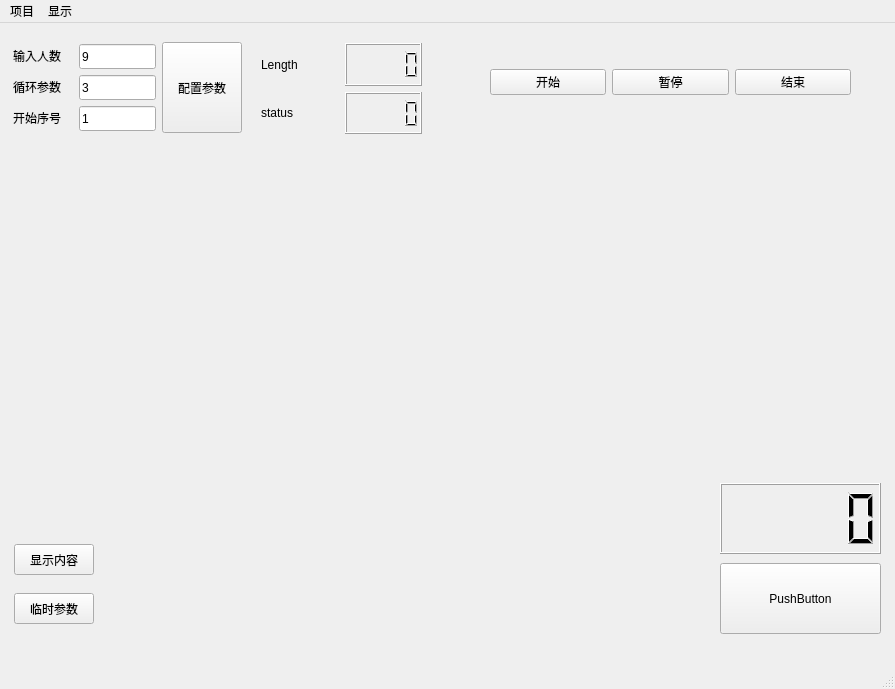
Before: the Qt Designer form mainwindow.ui in luzhaozhang2276/Josephus, drawn with Qt 5.
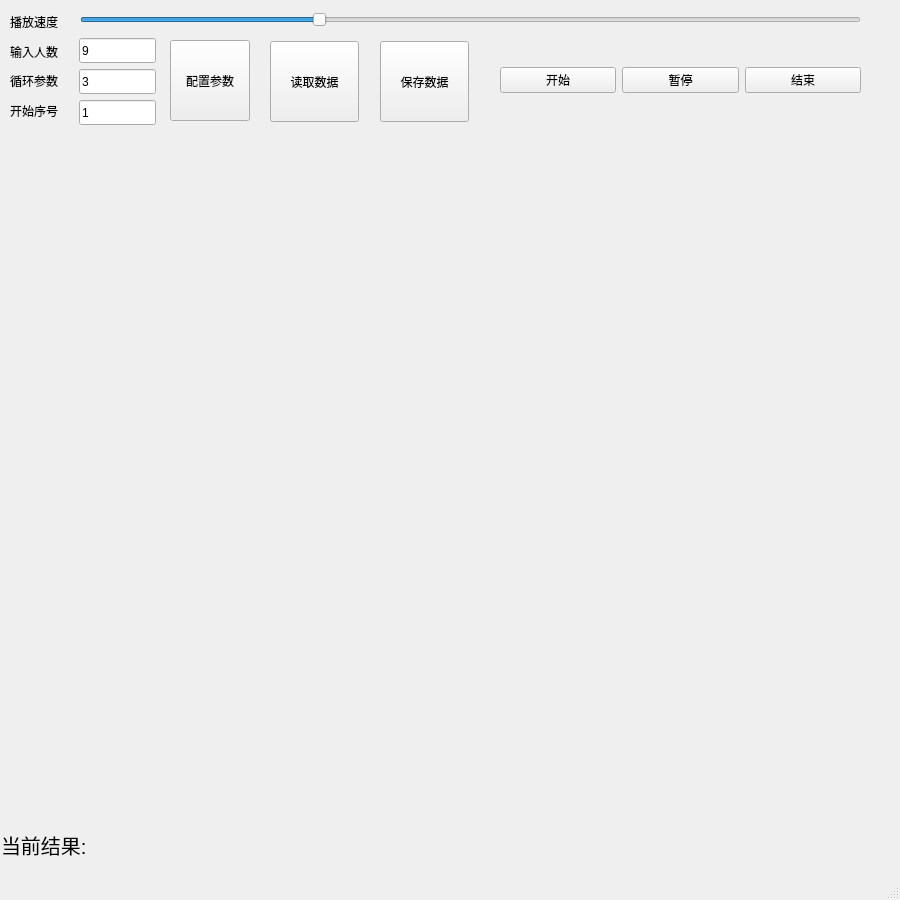
After: the same form once the commit is applied.

```diff
--- a/mainwindow.ui
+++ b/mainwindow.ui
@@ -6,90 +6,19 @@
    <rect>
     <x>0</x>
     <y>0</y>
-    <width>895</width>
-    <height>689</height>
+    <width>900</width>
+    <height>900</height>
    </rect>
   </property>
   <property name="windowTitle">
    <string>MainWindow</string>
   </property>
   <widget class="QWidget" name="centralwidget">
-   <widget class="QPushButton" name="pushButton">
-    <property name="geometry">
-     <rect>
-      <x>14</x>
-      <y>521</y>
-      <width>80</width>
-      <height>31</height>
-     </rect>
-    </property>
-    <property name="text">
-     <string>显示内容</string>
-    </property>
-    <property name="checkable">
-     <bool>true</bool>
-    </property>
-    <property name="checked">
-     <bool>false</bool>
-    </property>
-   </widget>
-   <widget class="QLabel" name="label">
-    <property name="geometry">
-     <rect>
-      <x>100</x>
-      <y>521</y>
-      <width>271</width>
-      <height>31</height>
-     </rect>
-    </property>
-    <property name="text">
-     <string/>
-    </property>
-   </widget>
-   <widget class="QPushButton" name="pushButton_2">
-    <property name="geometry">
-     <rect>
-      <x>14</x>
-      <y>570</y>
-      <width>80</width>
-      <height>31</height>
-     </rect>
-    </property>
-    <property name="text">
-     <string>临时参数</string>
-    </property>
-   </widget>
-   <widget class="QLabel" name="label_2">
-    <property name="geometry">
-     <rect>
-      <x>100</x>
-      <y>570</y>
-      <width>271</width>
-      <height>31</height>
-     </rect>
-    </property>
-    <property name="text">
-     <string/>
-    </property>
-   </widget>
-   <widget class="QLabel" name="label_initial_value">
-    <property name="geometry">
-     <rect>
-      <x>13</x>
-      <y>21</y>
-      <width>60</width>
-      <height>23</height>
-     </rect>
-    </property>
-    <property name="text">
-     <string>输入人数</string>
-    </property>
-   </widget>
    <widget class="QLineEdit" name="lineEdit_initial_value">
     <property name="geometry">
      <rect>
       <x>79</x>
-      <y>21</y>
+      <y>38</y>
       <width>77</width>
       <height>25</height>
      </rect>
@@ -98,24 +27,11 @@
      <string>9</string>
     </property>
    </widget>
-   <widget class="QLabel" name="label_circulate_value">
-    <property name="geometry">
-     <rect>
-      <x>13</x>
-      <y>52</y>
-      <width>60</width>
-      <height>23</height>
-     </rect>
-    </property>
-    <property name="text">
-     <string>循环参数</string>
-    </property>
-   </widget>
    <widget class="QLineEdit" name="lineEdit_circulate_value">
     <property name="geometry">
      <rect>
       <x>79</x>
-      <y>52</y>
+      <y>69</y>
       <width>77</width>
       <height>25</height>
      </rect>
@@ -124,47 +40,11 @@
      <string>3</string>
     </property>
    </widget>
-   <widget class="QPushButton" name="pushButton_3">
-    <property name="geometry">
-     <rect>
-      <x>720</x>
-      <y>540</y>
-      <width>161</width>
-      <height>71</height>
-     </rect>
-    </property>
-    <property name="text">
-     <string>PushButton</string>
-    </property>
-   </widget>
-   <widget class="QLCDNumber" name="lcdNumber">
-    <property name="geometry">
-     <rect>
-      <x>720</x>
-      <y>460</y>
-      <width>161</width>
-      <height>71</height>
-     </rect>
-    </property>
-   </widget>
-   <widget class="QLabel" name="label_start_value">
-    <property name="geometry">
-     <rect>
-      <x>13</x>
-      <y>83</y>
-      <width>60</width>
-      <height>23</height>
-     </rect>
-    </property>
-    <property name="text">
-     <string>开始序号</string>
-    </property>
-   </widget>
    <widget class="QLineEdit" name="lineEdit_start_value">
     <property name="geometry">
      <rect>
       <x>79</x>
-      <y>83</y>
+      <y>100</y>
       <width>77</width>
       <height>25</height>
      </rect>
@@ -176,40 +56,8 @@
    <widget class="QWidget" name="layoutWidget">
     <property name="geometry">
      <rect>
-      <x>261</x>
-      <y>20</y>
-      <width>161</width>
-      <height>91</height>
-     </rect>
-    </property>
-    <layout class="QGridLayout" name="gridLayout">
-     <item row="0" column="0">
-      <widget class="QLabel" name="label_length">
-       <property name="text">
-        <string>Length</string>
-       </property>
-      </widget>
-     </item>
-     <item row="0" column="1">
-      <widget class="QLCDNumber" name="lcdNumber_length"/>
-     </item>
-     <item row="1" column="0">
-      <widget class="QLabel" name="label_status">
-       <property name="text">
-        <string>status</string>
-       </property>
-      </widget>
-     </item>
-     <item row="1" column="1">
-      <widget class="QLCDNumber" name="lcdNumber_status"/>
-     </item>
-    </layout>
-   </widget>
-   <widget class="QWidget" name="layoutWidget">
-    <property name="geometry">
-     <rect>
-      <x>490</x>
-      <y>9</y>
+      <x>500</x>
+      <y>30</y>
       <width>361</width>
       <height>101</height>
      </rect>
@@ -241,42 +89,136 @@
    <widget class="QPushButton" name="pushButton_configuration">
     <property name="geometry">
      <rect>
-      <x>162</x>
-      <y>19</y>
+      <x>170</x>
+      <y>40</y>
       <width>80</width>
-      <height>91</height>
+      <height>81</height>
      </rect>
     </property>
     <property name="text">
      <string>配置参数</string>
     </property>
    </widget>
+   <widget class="QPushButton" name="pushButton_loadfile">
+    <property name="geometry">
+     <rect>
+      <x>270</x>
+      <y>41</y>
+      <width>89</width>
+      <height>81</height>
+     </rect>
+    </property>
+    <property name="text">
+     <string>读取数据</string>
+    </property>
+   </widget>
+   <widget class="QPushButton" name="pushButton_savefile">
+    <property name="geometry">
+     <rect>
+      <x>380</x>
+      <y>41</y>
+      <width>89</width>
+      <height>81</height>
+     </rect>
+    </property>
+    <property name="text">
+     <string>保存数据</string>
+    </property>
+   </widget>
+   <widget class="QSlider" name="horizontalSlider">
+    <property name="geometry">
+     <rect>
+      <x>80</x>
+      <y>10</y>
+      <width>781</width>
+      <height>20</height>
+     </rect>
+    </property>
+    <property name="value">
+     <number>30</number>
+    </property>
+    <property name="orientation">
+     <enum>Qt::Horizontal</enum>
+    </property>
+   </widget>
+   <widget class="QWidget" name="layoutWidget">
+    <property name="geometry">
+     <rect>
+      <x>10</x>
+      <y>10</y>
+      <width>62</width>
+      <height>112</height>
+     </rect>
+    </property>
+    <layout class="QVBoxLayout" name="verticalLayout">
+     <item>
+      <widget class="QLabel" name="label_speed_value">
+       <property name="text">
+        <string>播放速度</string>
+       </property>
+      </widget>
+     </item>
+     <item>
+      <widget class="QLabel" name="label_initial_value">
+       <property name="text">
+        <string>输入人数</string>
+       </property>
+      </widget>
+     </item>
+     <item>
+      <widget class="QLabel" name="label_circulate_value">
+       <property name="text">
+        <string>循环参数</string>
+       </property>
+      </widget>
+     </item>
+     <item>
+      <widget class="QLabel" name="label_start_value">
+       <property name="text">
+        <string>开始序号</string>
+       </property>
+      </widget>
+     </item>
+    </layout>
+   </widget>
+   <widget class="QLabel" name="label_final">
+    <property name="geometry">
+     <rect>
+      <x>100</x>
+      <y>829</y>
+      <width>771</width>
+      <height>23</height>
+     </rect>
+    </property>
+    <property name="font">
+     <font>
+      <pointsize>15</pointsize>
+     </font>
+    </property>
+    <property name="text">
+     <string/>
+    </property>
+   </widget>
+   <widget class="QLabel" name="label_final_title">
+    <property name="geometry">
+     <rect>
+      <x>1</x>
+      <y>830</y>
+      <width>85</width>
+      <height>30</height>
+     </rect>
+    </property>
+    <property name="font">
+     <font>
+      <pointsize>15</pointsize>
+     </font>
+    </property>
+    <property name="text">
+     <string>当前结果:</string>
+    </property>
+   </widget>
   </widget>
   <widget class="QStatusBar" name="statusbar"/>
-  <widget class="QMenuBar" name="menubar">
-   <property name="geometry">
-    <rect>
-     <x>0</x>
-     <y>0</y>
-     <width>895</width>
-     <height>28</height>
-    </rect>
-   </property>
-   <widget class="QMenu" name="menu">
-    <property name="title">
-     <string>项目</string>
-    </property>
-    <addaction name="action_2"/>
-   </widget>
-   <widget class="QMenu" name="menu_2">
-    <property name="title">
-     <string>显示</string>
-    </property>
-    <addaction name="action"/>
-   </widget>
-   <addaction name="menu"/>
-   <addaction name="menu_2"/>
-  </widget>
   <action name="action">
    <property name="text">
     <string>案例一</string>
```
